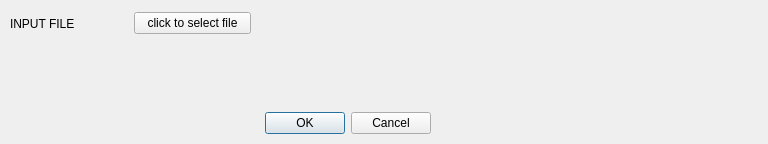
This is prototype_v1202/Tool/compproperty.ui in Tangzixia/Digital-Prototype as Qt 5 draws it before an edit. The edited form follows.
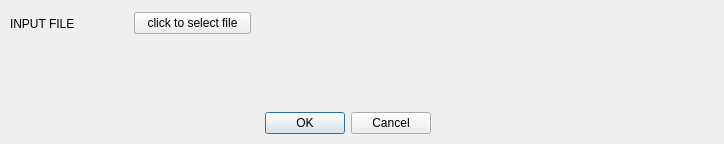
This is the edited form.

```diff
--- a/prototype_v1202/Tool/compproperty.ui
+++ b/prototype_v1202/Tool/compproperty.ui
@@ -6,7 +6,7 @@
    <rect>
     <x>0</x>
     <y>0</y>
-    <width>768</width>
+    <width>724</width>
     <height>144</height>
    </rect>
   </property>
```
